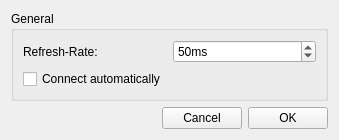
First picture: the form in Qt-Client/Hardware-Monitor/SettingsWindow.ui, repository agrippa1994/Hardware-Monitor-AIDA64, before the edit.
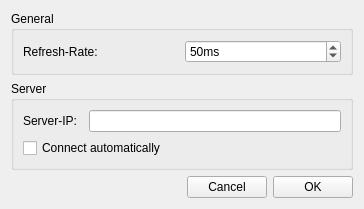
Second picture: the form after the edit.

Diff of the .ui file:
```diff
--- a/Qt-Client/Hardware-Monitor/SettingsWindow.ui
+++ b/Qt-Client/Hardware-Monitor/SettingsWindow.ui
@@ -9,41 +9,14 @@
    <rect>
     <x>0</x>
     <y>0</y>
-    <width>339</width>
-    <height>136</height>
+    <width>364</width>
+    <height>188</height>
    </rect>
   </property>
   <property name="windowTitle">
    <string>Settings</string>
   </property>
   <layout class="QGridLayout" name="gridLayout">
-   <item row="1" column="2">
-    <widget class="QPushButton" name="okButton">
-     <property name="text">
-      <string>OK</string>
-     </property>
-    </widget>
-   </item>
-   <item row="1" column="1">
-    <widget class="QPushButton" name="cancelButton">
-     <property name="text">
-      <string>Cancel</string>
-     </property>
-    </widget>
-   </item>
-   <item row="1" column="0">
-    <spacer name="horizontalSpacer">
-     <property name="orientation">
-      <enum>Qt::Horizontal</enum>
-     </property>
-     <property name="sizeHint" stdset="0">
-      <size>
-       <width>40</width>
-       <height>20</height>
-      </size>
-     </property>
-    </spacer>
-   </item>
    <item row="0" column="0" colspan="3">
     <widget class="QGroupBox" name="groupBox">
      <property name="title">
@@ -73,20 +46,66 @@
         </property>
        </widget>
       </item>
-      <item row="2" column="0" colspan="2">
-       <spacer name="verticalSpacer">
-        <property name="orientation">
-         <enum>Qt::Vertical</enum>
+     </layout>
+    </widget>
+   </item>
+   <item row="2" column="0">
+    <spacer name="verticalSpacer">
+     <property name="orientation">
+      <enum>Qt::Vertical</enum>
+     </property>
+     <property name="sizeHint" stdset="0">
+      <size>
+       <width>20</width>
+       <height>40</height>
+      </size>
+     </property>
+    </spacer>
+   </item>
+   <item row="3" column="1">
+    <widget class="QPushButton" name="cancelButton">
+     <property name="text">
+      <string>Cancel</string>
+     </property>
+    </widget>
+   </item>
+   <item row="3" column="2">
+    <widget class="QPushButton" name="okButton">
+     <property name="text">
+      <string>OK</string>
+     </property>
+    </widget>
+   </item>
+   <item row="3" column="0">
+    <spacer name="horizontalSpacer">
+     <property name="orientation">
+      <enum>Qt::Horizontal</enum>
+     </property>
+     <property name="sizeHint" stdset="0">
+      <size>
+       <width>40</width>
+       <height>20</height>
+      </size>
+     </property>
+    </spacer>
+   </item>
+   <item row="1" column="0" colspan="3">
+    <widget class="QGroupBox" name="groupBox_2">
+     <property name="title">
+      <string>Server</string>
+     </property>
+     <layout class="QGridLayout" name="gridLayout_3">
+      <item row="1" column="0">
+       <widget class="QLabel" name="label_2">
+        <property name="text">
+         <string>Server-IP:</string>
         </property>
-        <property name="sizeHint" stdset="0">
-         <size>
-          <width>20</width>
-          <height>40</height>
-         </size>
-        </property>
-       </spacer>
+       </widget>
       </item>
-      <item row="1" column="0" colspan="2">
+      <item row="1" column="2">
+       <widget class="QLineEdit" name="serverIPLineEdit"/>
+      </item>
+      <item row="2" column="0" colspan="3">
        <widget class="QCheckBox" name="connectAutomaticallyCheckBox">
         <property name="text">
          <string>Connect automatically</string>
```
